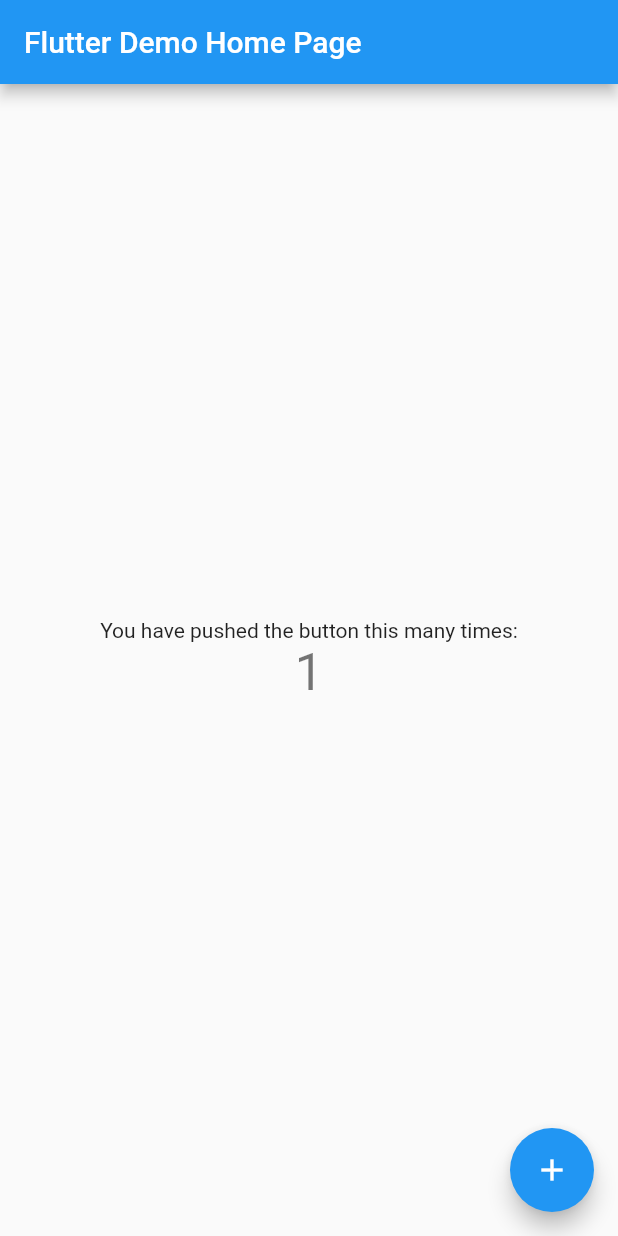
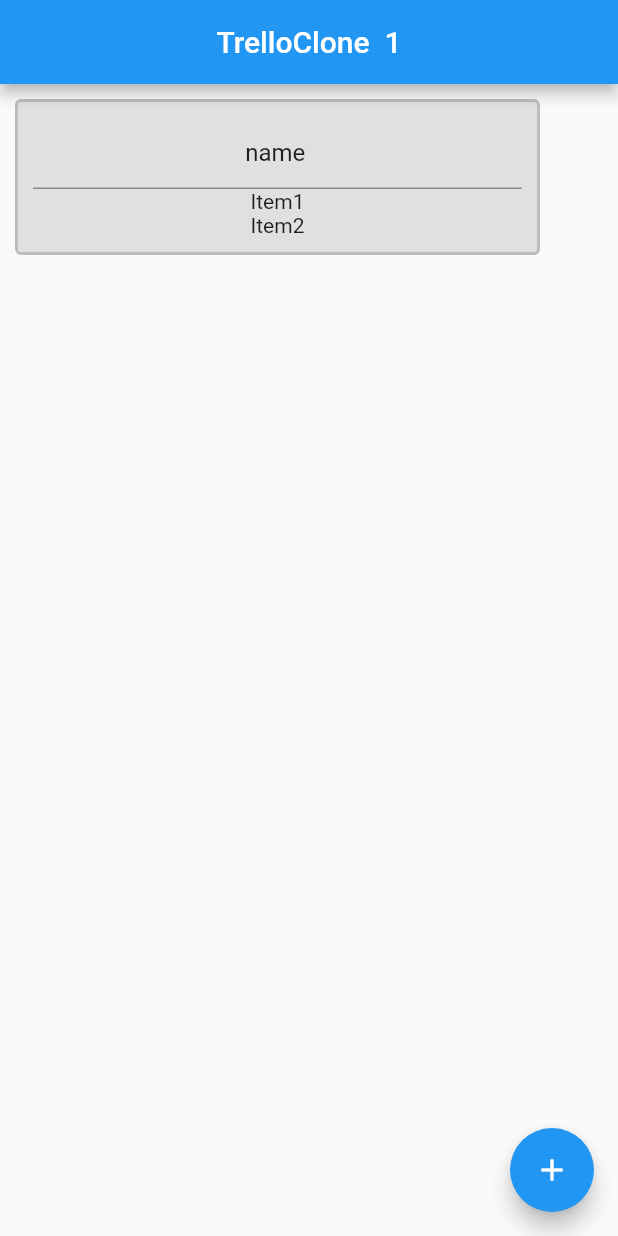
Before and after one commit to maheini/TrelloClone, a Flutter app: the screen it shows after launch, after a tap on the "add" icon, on a phone screen of 412 x 824 dp. Run offline on Flutter 3.47's test engine with Material 2 defaults, Android fonts, the phone set to English and light mode, and no system bars.

Commit message:
first option

```diff
--- a/lib/main.dart
+++ b/lib/main.dart
@@ -1,115 +1,81 @@
 import 'package:flutter/material.dart';
+import 'dart:math';
+
+import 'package:flutter/services.dart';
 
 void main() {
-  runApp(const MyApp());
+  runApp(MaterialApp(home: MainScreen()));
 }
 
-class MyApp extends StatelessWidget {
-  const MyApp({Key? key}) : super(key: key);
+class MainScreen extends StatefulWidget {
+  const MainScreen({Key? key}) : super(key: key);
 
-  // This widget is the root of your application.
   @override
-  Widget build(BuildContext context) {
-    return MaterialApp(
-      title: 'Flutter Demo',
-      theme: ThemeData(
-        // This is the theme of your application.
-        //
-        // Try running your application with "flutter run". You'll see the
-        // application has a blue toolbar. Then, without quitting the app, try
-        // changing the primarySwatch below to Colors.green and then invoke
-        // "hot reload" (press "r" in the console where you ran "flutter run",
-        // or simply save your changes to "hot reload" in a Flutter IDE).
-        // Notice that the counter didn't reset back to zero; the application
-        // is not restarted.
-        primarySwatch: Colors.blue,
-      ),
-      home: const MyHomePage(title: 'Flutter Demo Home Page'),
-    );
-  }
+  _MainScreenState createState() => _MainScreenState();
 }
 
-class MyHomePage extends StatefulWidget {
-  const MyHomePage({Key? key, required this.title}) : super(key: key);
-
-  // This widget is the home page of your application. It is stateful, meaning
-  // that it has a State object (defined below) that contains fields that affect
-  // how it looks.
-
-  // This class is the configuration for the state. It holds the values (in this
-  // case the title) provided by the parent (in this case the App widget) and
-  // used by the build method of the State. Fields in a Widget subclass are
-  // always marked "final".
-
-  final String title;
-
-  @override
-  State<MyHomePage> createState() => _MyHomePageState();
-}
-
-class _MyHomePageState extends State<MyHomePage> {
-  int _counter = 0;
-
-  void _incrementCounter() {
-    setState(() {
-      // This call to setState tells the Flutter framework that something has
-      // changed in this State, which causes it to rerun the build method below
-      // so that the display can reflect the updated values. If we changed
-      // _counter without calling setState(), then the build method would not be
-      // called again, and so nothing would appear to happen.
-      _counter++;
-    });
-  }
+class _MainScreenState extends State<MainScreen> {
+  List<Widget> _todoLists = [];
+  ScrollController scrollController = ScrollController();
 
   @override
   Widget build(BuildContext context) {
-    // This method is rerun every time setState is called, for instance as done
-    // by the _incrementCounter method above.
-    //
-    // The Flutter framework has been optimized to make rerunning build methods
-    // fast, so that you can just rebuild anything that needs updating rather
-    // than having to individually change instances of widgets.
     return Scaffold(
       appBar: AppBar(
-        // Here we take the value from the MyHomePage object that was created by
-        // the App.build method, and use it to set our appbar title.
-        title: Text(widget.title),
+        title: Text('TrelloClone  ${_todoLists.length}'),
+        centerTitle: true,
       ),
-      body: Center(
-        // Center is a layout widget. It takes a single child and positions it
-        // in the middle of the parent.
-        child: Column(
-          // Column is also a layout widget. It takes a list of children and
-          // arranges them vertically. By default, it sizes itself to fit its
-          // children horizontally, and tries to be as tall as its parent.
-          //
-          // Invoke "debug painting" (press "p" in the console, choose the
-          // "Toggle Debug Paint" action from the Flutter Inspector in Android
-          // Studio, or the "Toggle Debug Paint" command in Visual Studio Code)
-          // to see the wireframe for each widget.
-          //
-          // Column has various properties to control how it sizes itself and
-          // how it positions its children. Here we use mainAxisAlignment to
-          // center the children vertically; the main axis here is the vertical
-          // axis because Columns are vertical (the cross axis would be
-          // horizontal).
-          mainAxisAlignment: MainAxisAlignment.center,
-          children: <Widget>[
-            const Text(
-              'You have pushed the button this many times:',
-            ),
-            Text(
-              '$_counter',
-              style: Theme.of(context).textTheme.headline4,
-            ),
-          ],
-        ),
+      body: Scrollbar(
+        isAlwaysShown: true,
+        controller: scrollController,
+        child: ListView(
+          key: UniqueKey(),
+          controller: scrollController,
+          scrollDirection: Axis.horizontal,
+          children: _todoLists,
+        )
+        // child: ListView.builder(
+        //     controller: scrollController,
+        //     scrollDirection: Axis.horizontal,
+        //     padding: const EdgeInsets.all(8),
+        //     itemCount: _todoLists.length,
+        //     itemBuilder: (BuildContext context, int index) {
+        //
+        //     }
+        // ),
       ),
       floatingActionButton: FloatingActionButton(
-        onPressed: _incrementCounter,
-        tooltip: 'Increment',
         child: const Icon(Icons.add),
-      ), // This trailing comma makes auto-formatting nicer for build methods.
+        onPressed: () => setState(() {
+          _addTodoList('name', _todoLists);
+        })
+      ),
     );
   }
+  TextEditingController controller = TextEditingController();
+
+  void _addTodoList(String name, List<Widget> todoLists) {
+    controller.text = name;
+    todoLists.add(Column(
+      children: [
+        Container(
+          padding: const EdgeInsets.all(10),
+          margin: const EdgeInsets.all(10),
+          width: 350,
+          decoration: BoxDecoration(
+            color: Colors.grey[300],
+            borderRadius: BorderRadius.circular(4),
+            border: Border.all(color: Colors.grey[400]!, width: 2),
+          ),
+          child: Column(
+            children: [
+              TextField(textAlign: TextAlign.center, controller: controller),
+              Text('Item1'),
+              Text('Item2'),
+            ],
+          ),
+        ),
+      ],
+    ));
+  }
 }
```
Also changed, not shown: 1 other file.
